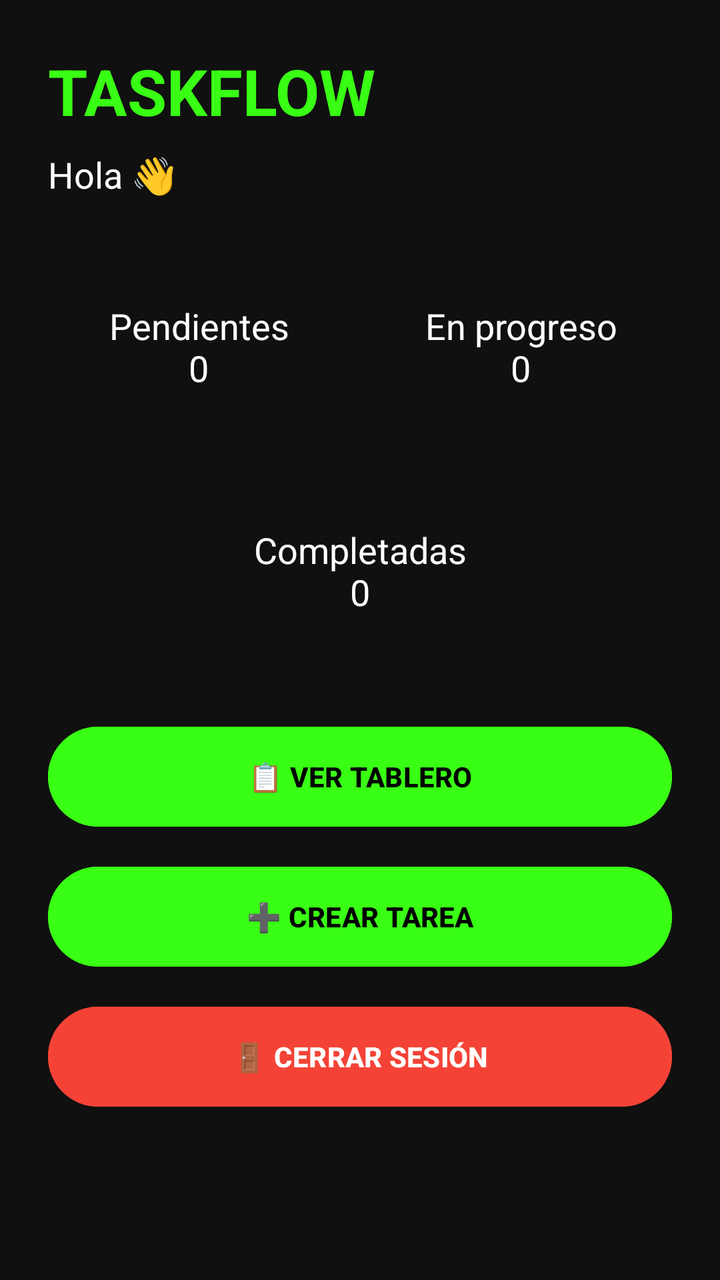
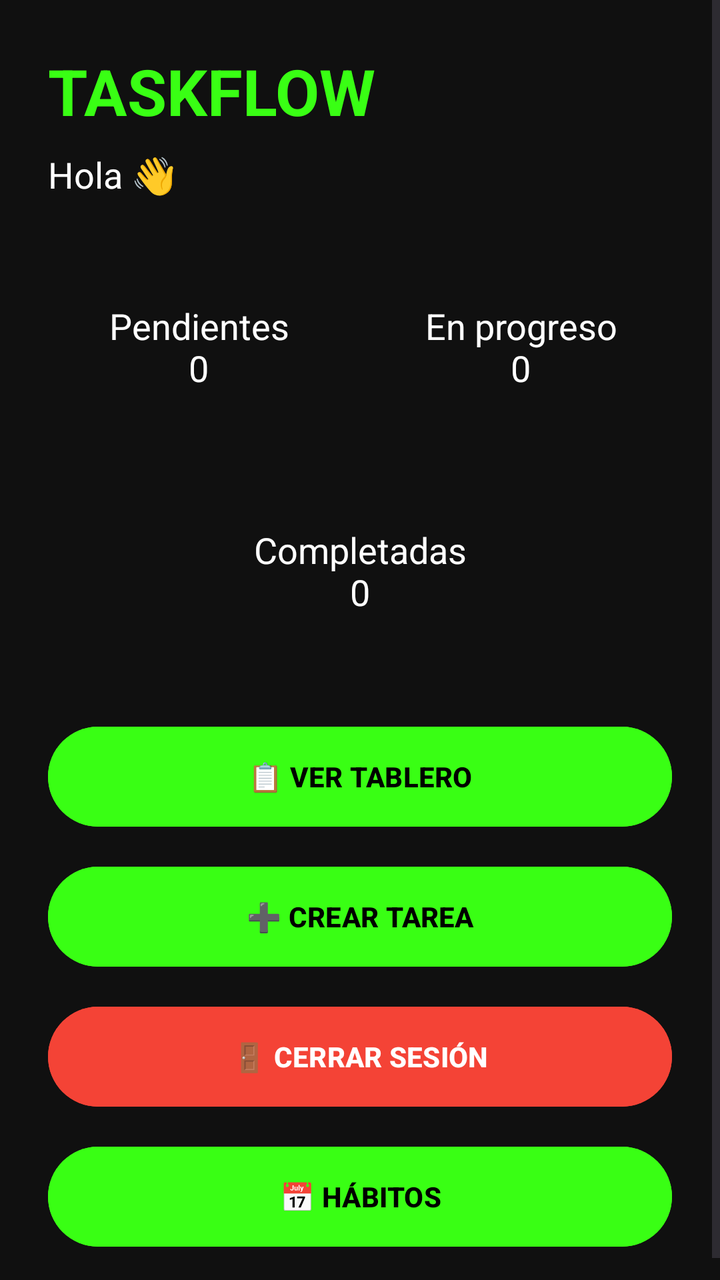

Screens rendered from an Android XML layout before and after an edit, with the pre-edit source and the edit as a unified diff.
<!-- AndroidManifest.xml: application theme Theme.TaskFlow -->
<!-- res/layout/activity_dashboard.xml -->
<?xml version="1.0" encoding="utf-8"?>
<ScrollView xmlns:android="http://schemas.android.com/apk/res/android"
    android:layout_width="match_parent"
    android:layout_height="match_parent"
    android:background="#101010">

    <LinearLayout
        android:layout_width="match_parent"
        android:layout_height="wrap_content"
        android:orientation="vertical"
        android:padding="24dp">

        <TextView
            android:layout_width="wrap_content"
            android:layout_height="wrap_content"
            android:text="TASKFLOW"
            android:textColor="#39FF14"
            android:textSize="32sp"
            android:textStyle="bold" />

        <TextView
            android:id="@+id/tvWelcome"
            android:layout_width="wrap_content"
            android:layout_height="wrap_content"
            android:layout_marginTop="8dp"
            android:text="Hola 👋"
            android:textColor="#FFFFFF"
            android:textSize="18sp" />

        

        <LinearLayout
            android:layout_width="match_parent"
            android:layout_height="wrap_content"
            android:layout_marginTop="24dp"
            android:orientation="horizontal">

            <TextView
                android:id="@+id/tvPending"
                android:layout_width="0dp"
                android:layout_height="100dp"
                android:layout_weight="1"
                android:background="@drawable/neon_background"
                android:gravity="center"
                android:text="Pendientes\n0"
                android:textColor="#FFFFFF"
                android:textSize="18sp" />

            <Space
                android:layout_width="10dp"
                android:layout_height="wrap_content" />

            <TextView
                android:id="@+id/tvProgress"
                android:layout_width="0dp"
                android:layout_height="100dp"
                android:layout_weight="1"
                android:background="@drawable/neon_background"
                android:gravity="center"
                android:text="En progreso\n0"
                android:textColor="#FFFFFF"
                android:textSize="18sp" />
        </LinearLayout>

        <TextView
            android:id="@+id/tvCompleted"
            android:layout_width="match_parent"
            android:layout_height="100dp"
            android:layout_marginTop="12dp"
            android:background="@drawable/neon_background"
            android:gravity="center"
            android:text="Completadas\n0"
            android:textColor="#FFFFFF"
            android:textSize="18sp" />

        

        <Button
            android:id="@+id/btnKanban"
            android:layout_width="match_parent"
            android:layout_height="58dp"
            android:layout_marginTop="24dp"
            android:backgroundTint="#39FF14"
            android:text="📋 VER TABLERO"
            android:textColor="#000000"
            android:textStyle="bold" />

        <Button
            android:id="@+id/btnCreateTask"
            android:layout_width="match_parent"
            android:layout_height="58dp"
            android:layout_marginTop="12dp"
            android:backgroundTint="#39FF14"
            android:text="➕ CREAR TAREA"
            android:textColor="#000000"
            android:textStyle="bold" />

        <Button
            android:id="@+id/btnLogout"
            android:layout_width="match_parent"
            android:layout_height="58dp"
            android:layout_marginTop="12dp"
            android:backgroundTint="#F44336"
            android:text="🚪 CERRAR SESIÓN"
            android:textColor="#FFFFFF"
            android:textStyle="bold" />

    </LinearLayout>

</ScrollView>
<!-- resources referenced by this layout -->
<resources>
  <!-- drawable neon_background (drawable) -->
  <?xml version="1.0" encoding="utf-8"?>
  <selector xmlns:android="http://schemas.android.com/apk/res/android">
  
  </selector>
  <style name="Theme.TaskFlow" parent="Base.Theme.TaskFlow" />
  <style name="Base.Theme.TaskFlow" parent="Theme.Material3.DayNight.NoActionBar">
          
          
      </style>
</resources>

<!-- the commit's change to res/layout/activity_dashboard.xml (unified diff, before → after) -->
@@ -105,6 +105,15 @@
             android:textColor="#FFFFFF"
             android:textStyle="bold" />
 
+        <Button
+            android:id="@+id/btnHabitos"
+            android:layout_width="match_parent"
+            android:layout_height="58dp"
+            android:layout_marginTop="12dp"
+            android:backgroundTint="#39FF14"
+            android:text="📅 HÁBITOS"
+            android:textColor="#000000"
+            android:textStyle="bold"/>
     </LinearLayout>
 
 </ScrollView>
